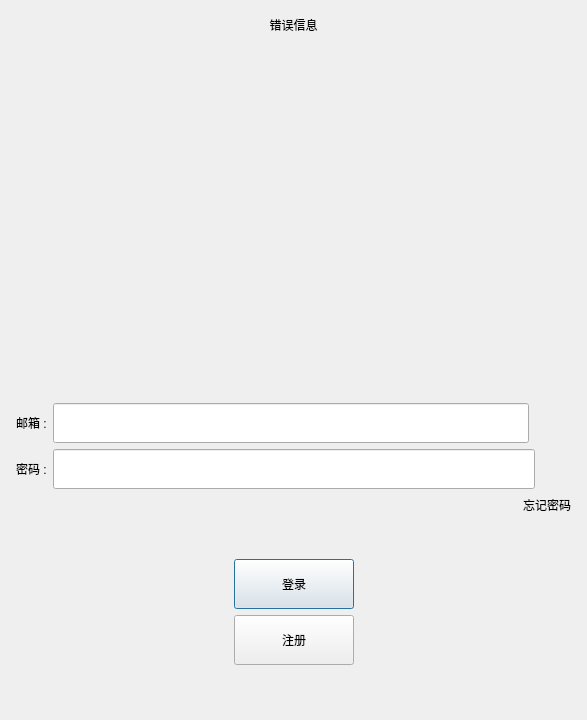
This is client/dialogs/logindialog.ui in yrc920/xiguchat as Qt 5 draws it before an edit. The edited form follows.
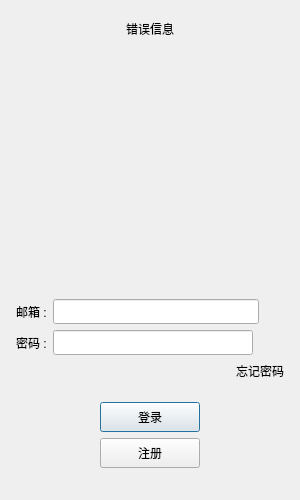
This is the edited form. Custom widgets are drawn as their Qt base class.

Diff of the .ui file:
```diff
--- a/client/dialogs/logindialog.ui
+++ b/client/dialogs/logindialog.ui
@@ -6,20 +6,20 @@
    <rect>
     <x>0</x>
     <y>0</y>
-    <width>587</width>
-    <height>720</height>
+    <width>300</width>
+    <height>500</height>
    </rect>
   </property>
   <property name="minimumSize">
    <size>
-    <width>0</width>
-    <height>0</height>
+    <width>300</width>
+    <height>500</height>
    </size>
   </property>
   <property name="maximumSize">
    <size>
-    <width>16777215</width>
-    <height>16777215</height>
+    <width>300</width>
+    <height>500</height>
    </size>
   </property>
   <property name="windowTitle">
@@ -42,6 +42,18 @@
      </property>
      <item>
       <widget class="QLabel" name="err_tip">
+       <property name="minimumSize">
+        <size>
+         <width>0</width>
+         <height>25</height>
+        </size>
+       </property>
+       <property name="maximumSize">
+        <size>
+         <width>16777215</width>
+         <height>25</height>
+        </size>
+       </property>
        <property name="text">
         <string>错误信息</string>
        </property>
@@ -52,19 +64,25 @@
      </item>
      <item>
       <widget class="QWidget" name="head_widget" native="true">
+       <property name="minimumSize">
+        <size>
+         <width>200</width>
+         <height>230</height>
+        </size>
+       </property>
        <layout class="QGridLayout" name="gridLayout">
         <item row="2" column="0">
          <widget class="QLabel" name="head_label">
           <property name="minimumSize">
            <size>
-            <width>400</width>
-            <height>300</height>
+            <width>200</width>
+            <height>200</height>
            </size>
           </property>
           <property name="maximumSize">
            <size>
-            <width>400</width>
-            <height>300</height>
+            <width>200</width>
+            <height>200</height>
            </size>
           </property>
           <property name="text">
@@ -98,13 +116,13 @@
          <property name="minimumSize">
           <size>
            <width>0</width>
-           <height>40</height>
+           <height>25</height>
           </size>
          </property>
          <property name="maximumSize">
           <size>
            <width>16777215</width>
-           <height>40</height>
+           <height>25</height>
           </size>
          </property>
          <property name="text">
@@ -117,13 +135,13 @@
          <property name="minimumSize">
           <size>
            <width>0</width>
-           <height>40</height>
+           <height>25</height>
           </size>
          </property>
          <property name="maximumSize">
           <size>
            <width>16777215</width>
-           <height>40</height>
+           <height>25</height>
           </size>
          </property>
         </widget>
@@ -138,7 +156,7 @@
          </property>
          <property name="sizeHint" stdset="0">
           <size>
-           <width>42</width>
+           <width>25</width>
            <height>20</height>
           </size>
          </property>
@@ -153,13 +171,13 @@
          <property name="minimumSize">
           <size>
            <width>0</width>
-           <height>30</height>
+           <height>25</height>
           </size>
          </property>
          <property name="maximumSize">
           <size>
            <width>16777215</width>
-           <height>30</height>
+           <height>25</height>
           </size>
          </property>
          <property name="text">
@@ -172,13 +190,13 @@
          <property name="minimumSize">
           <size>
            <width>0</width>
-           <height>40</height>
+           <height>25</height>
           </size>
          </property>
          <property name="maximumSize">
           <size>
            <width>16777215</width>
-           <height>40</height>
+           <height>25</height>
           </size>
          </property>
         </widget>
@@ -187,14 +205,14 @@
         <widget class="ClickedLabel" name="pass_visible">
          <property name="minimumSize">
           <size>
-           <width>30</width>
-           <height>30</height>
+           <width>25</width>
+           <height>25</height>
           </size>
          </property>
          <property name="maximumSize">
           <size>
-           <width>30</width>
-           <height>30</height>
+           <width>25</width>
+           <height>25</height>
           </size>
          </property>
          <property name="text">
@@ -260,19 +278,25 @@
         <widget class="QPushButton" name="login_btn">
          <property name="minimumSize">
           <size>
-           <width>120</width>
-           <height>50</height>
+           <width>100</width>
+           <height>30</height>
           </size>
          </property>
          <property name="maximumSize">
           <size>
            <width>16777215</width>
-           <height>50</height>
+           <height>16777215</height>
           </size>
          </property>
          <property name="text">
           <string>登录</string>
          </property>
+         <property name="iconSize">
+          <size>
+           <width>16</width>
+           <height>16</height>
+          </size>
+         </property>
         </widget>
        </item>
        <item>
@@ -309,19 +333,25 @@
         <widget class="QPushButton" name="reg_btn">
          <property name="minimumSize">
           <size>
-           <width>120</width>
-           <height>50</height>
+           <width>100</width>
+           <height>30</height>
           </size>
          </property>
          <property name="maximumSize">
           <size>
            <width>16777215</width>
-           <height>50</height>
+           <height>16777215</height>
           </size>
          </property>
          <property name="text">
           <string>注册</string>
          </property>
+         <property name="iconSize">
+          <size>
+           <width>16</width>
+           <height>16</height>
+          </size>
+         </property>
         </widget>
        </item>
        <item>
```
